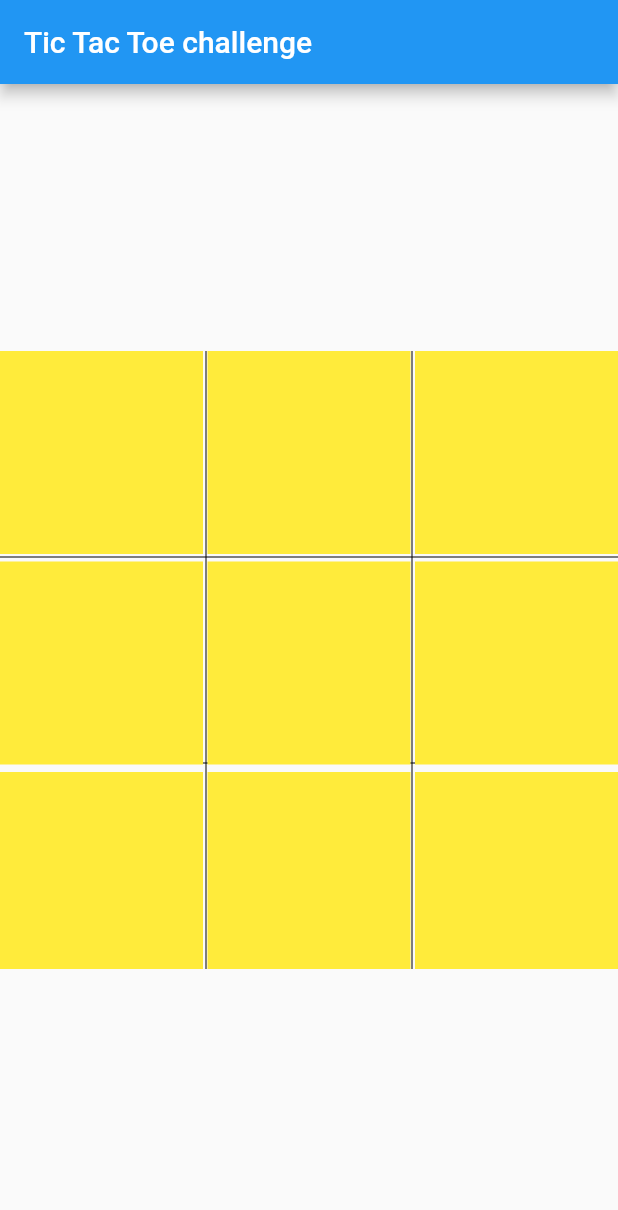
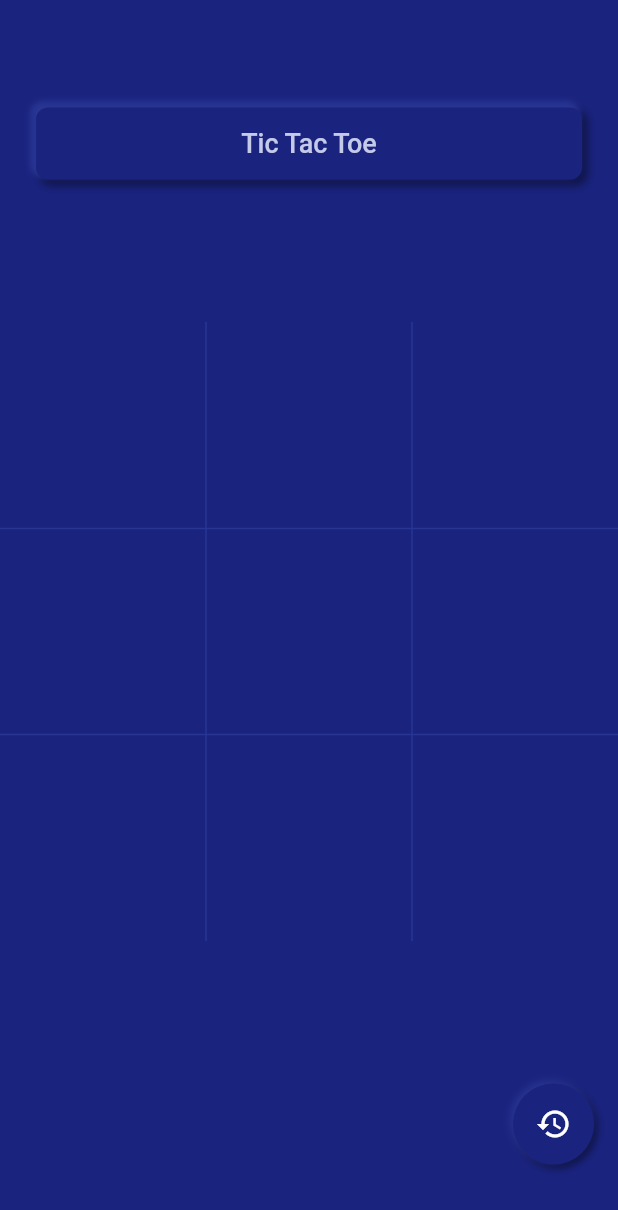
Before and after one commit to AndreHaueisen/tic_tac_toe_challenge, a Flutter app: the screen it shows after launch, on a phone screen of 412 x 824 dp. Shown: the top 1210 px of the screen. Run offline on Flutter 3.47's test engine with Material 2 defaults, Android fonts, the phone set to English and light mode, and no system bars; our stand-ins replace async_redux.

Commit message:
Implemented the neomorphic design Implemented victory logic

```diff
--- a/lib/actions/play_action.dart
+++ b/lib/actions/play_action.dart
@@ -17,7 +17,6 @@ class PlayAction extends ReduxAction<AppState> {
 
   @override
   AppState reduce() {
-    print('before update matrix: \n ${state.ticTacToeState.ticTacToeMatrix}');
 
     state.ticTacToeState.ticTacToeMatrix.setEntry(position.x.round(), position.y.round(), isCross ? -1 : 1);
 
@@ -31,7 +30,6 @@ class PlayAction extends ReduxAction<AppState> {
 
     final GameStage gameStage = _getGameState(toUpdateCrossCount, toUpdateNoughtCount, toUpdateMatrix);
 
-    print('toUpdateMatrix: \n ${toUpdateMatrix}');
     return state.copy(
       ticTacToeState: TicTacToeState(
         ticTacToeMatrix: toUpdateMatrix,
--- a/lib/main.dart
+++ b/lib/main.dart
@@ -1,7 +1,12 @@
 import 'package:async_redux/async_redux.dart';
 import 'package:flutter/material.dart';
 import 'package:tic_tac_toe_challenge/state/app_state.dart';
+import 'package:tic_tac_toe_challenge/state/tic_tac_toe_state.dart';
 import 'package:tic_tac_toe_challenge/widgets/board.dart';
+import 'package:tic_tac_toe_challenge/widgets/neu_app_bar.dart';
+import 'package:tic_tac_toe_challenge/widgets/neu_restart_button.dart';
+
+import 'models/tic_tac_toe_model.dart';
 
 void main() => runApp(MyApp());
 
@@ -15,9 +20,12 @@ class MyApp extends StatelessWidget {
     return StoreProvider(
       store: store,
       child: MaterialApp(
+        debugShowCheckedModeBanner: false,
         title: 'Flutter Demo',
         theme: ThemeData(
-          primarySwatch: Colors.blue,
+          accentColor: Colors.yellowAccent,
+          primaryColor: Colors.indigo[800],
+          canvasColor: Colors.indigo[900],
         ),
         home: MyHomePage(),
       ),
@@ -26,14 +34,56 @@ class MyApp extends StatelessWidget {
 }
 
 class MyHomePage extends StatelessWidget {
+
+  String victoryText = '';
+
   @override
   Widget build(BuildContext context) {
-    return Scaffold(
-      appBar: AppBar(
-        title: Text('Tic Tac Toe challenge'),
-      ),
-      body: Center(
-        child: Board(),
+    return Material(
+      child: Column(
+        crossAxisAlignment: CrossAxisAlignment.stretch,
+        mainAxisAlignment: MainAxisAlignment.spaceAround,
+        children: <Widget>[
+          Padding(
+            padding: const EdgeInsets.only(top: 24, left: 24, right: 24),
+            child: NeuAppBar(),
+          ),
+          Board(),
+          Row(
+            children: [
+              Expanded(
+                child: StoreConnector(
+                  model: TicTacToeModel(),
+                  builder: (_, TicTacToeModel model) {
+
+                    if (model.gameStage == GameStage.CROSSES_VICTORY) {
+                      victoryText = 'Crosses Victory!';
+                    } else if (model.gameStage == GameStage.NOUGHTS_VICTORY) {
+                      victoryText = 'Noughts Victory!';
+                    } else if (model.gameStage == GameStage.DRAW) {
+                      victoryText = 'Draw :(';
+                    }
+
+                    return AnimatedOpacity(
+                      opacity: model.gameStage != GameStage.PLAYING ? 1.0 : 0.0,
+                      duration: const Duration(milliseconds: 450),
+                      curve: Curves.easeInOutCirc,
+                      child: Text(
+                          victoryText,
+                          textAlign: TextAlign.center,
+                          style: TextStyle(color: Colors.white, fontSize: 16),
+                        ),
+                    );
+                  },
+                ),
+              ),
+              Padding(
+                padding: const EdgeInsets.only(right: 16.0),
+                child: NeuRestartButton(),
+              ),
+            ],
+          ),
+        ],
       ),
     );
   }
--- a/lib/models/tic_tac_toe_model.dart
+++ b/lib/models/tic_tac_toe_model.dart
@@ -21,13 +21,11 @@ class TicTacToeModel extends BaseModel<AppState> {
 
   @override
   BaseModel fromStore() {
-    var k = TicTacToeModel.build(
+    return TicTacToeModel.build(
       ticTacToeMatrix: state.ticTacToeState.ticTacToeMatrix,
       crossCount: state.ticTacToeState.crossCount,
       noughtsCount: state.ticTacToeState.noughtCount,
       gameStage: state.ticTacToeState.gameStage,
     );
-    print(' Model matrix \n ${k.ticTacToeMatrix}');
-    return k;
   }
 }
--- a/lib/state/tic_tac_toe_state.dart
+++ b/lib/state/tic_tac_toe_state.dart
@@ -1,7 +1,7 @@
 import 'package:vector_math/vector_math.dart';
 
 class TicTacToeState {
-  static final Matrix3 _emptyMatrix = Matrix3.columns(Vector3(0, 0, 0), Vector3(0, 0, 0), Vector3(0, 0, 0));
+  static final Matrix3 _emptyMatrix = Matrix3.zero();
 
   final Matrix3 ticTacToeMatrix;
   final int crossCount;
--- a/lib/widgets/board.dart
+++ b/lib/widgets/board.dart
@@ -2,7 +2,7 @@ import 'package:async_redux/async_redux.dart';
 import 'package:flutter/material.dart';
 import 'package:tic_tac_toe_challenge/models/tic_tac_toe_model.dart';
 import 'package:tic_tac_toe_challenge/widgets/board_piece.dart';
-import 'package:vector_math/vector_math.dart';
+import 'package:vector_math/vector_math.dart' as vMath;
 
 class Board extends StatelessWidget {
   @override
@@ -22,12 +22,11 @@ class Board extends StatelessWidget {
   }
 
   Widget _buildPlayableBoard(TicTacToeModel ticTacToeModel) {
-
     List<Widget> children = List.generate(9, (index) {
       final int row = (index / 3).floor();
       final int column = index % 3;
       return BoardPiece(
-        position: Vector2(row.toDouble(), column.toDouble()),
+        position: vMath.Vector2(row.toDouble(), column.toDouble()),
         state: ticTacToeModel.ticTacToeMatrix.entry(row, column).round(),
         crossCount: ticTacToeModel.crossCount,
         noughtCount: ticTacToeModel.noughtsCount,
@@ -35,7 +34,14 @@ class Board extends StatelessWidget {
       );
     });
 
-    return GridView.count(mainAxisSpacing: 5, crossAxisSpacing: 3, crossAxisCount: 3, children: children);
+    return GridView.count(
+      reverse: true,
+      physics: NeverScrollableScrollPhysics(),
+      mainAxisSpacing: 0,
+      crossAxisSpacing: 0,
+      crossAxisCount: 3,
+      children: children,
+    );
   }
 }
 
@@ -44,8 +50,10 @@ class BoardPainter extends CustomPainter {
 
   BoardPainter() {
     _boardPaint
-      ..color = Color(0xFF000000)
-      ..style = PaintingStyle.fill;
+      ..color = Colors.indigo[800]
+      ..style = PaintingStyle.fill
+      ..strokeWidth = 1.0
+      ..strokeCap = StrokeCap.round;
   }
 
   @override
--- a/lib/widgets/board_piece.dart
+++ b/lib/widgets/board_piece.dart
@@ -1,7 +1,10 @@
 import 'package:flutter/material.dart';
 import 'package:tic_tac_toe_challenge/actions/play_action.dart';
 import 'package:tic_tac_toe_challenge/state/tic_tac_toe_state.dart';
+import 'package:tic_tac_toe_challenge/widgets/neu_cross.dart';
+import 'package:tic_tac_toe_challenge/widgets/neu_nought.dart';
 import 'package:vector_math/vector_math.dart' as vMath;
+import 'dart:math' as math;
 
 import '../main.dart';
 
@@ -19,7 +22,10 @@ class BoardPiece extends StatelessWidget {
     @required this.noughtCount,
     @required this.gameStage,
   })  : assert(state != null, 'Board piece received null state'),
-        assert(position != null, 'Board piece received null position');
+        assert(position != null, 'Board piece received null position'),
+        assert(crossCount != null, 'Board piece received null crossCount'),
+        assert(noughtCount != null, 'Board piece received null noughtCount'),
+        assert(gameStage != null, 'Game Stage received null gameStage');
 
   void _play() {
     final bool isCross = crossCount == noughtCount;
@@ -34,16 +40,7 @@ class BoardPiece extends StatelessWidget {
 
   @override
   Widget build(BuildContext context) {
-    Color stateColor;
-    if (state == 0) {
-      stateColor = Colors.yellow;
-    } else if (state == 1) {
-      stateColor = Colors.green;
-    } else if (state == -1) {
-      stateColor = Colors.red;
-    }
-
-    assert(stateColor != null);
+    final double containerSideSize = MediaQuery.of(context).size.width / 3;
 
     return GestureDetector(
       onTap: (state == 0 && gameStage == GameStage.PLAYING)
@@ -52,8 +49,29 @@ class BoardPiece extends StatelessWidget {
             }
           : null,
       child: Container(
-        color: stateColor,
+        margin: const EdgeInsets.all(8),
+        width: containerSideSize,
+        height: containerSideSize,
+        child: _buildPiece(containerSideSize),
       ),
     );
   }
+
+  Widget _buildPiece(double containerSize) {
+    if (state == -1) {
+      return NeuCross(size: containerSize * 0.6);
+    } else if (state == 1) {
+      return NeuNought(size: containerSize * 0.6);
+    } else {
+      return _buildEmptyPlaceholder(containerSize * 0.6);
+    }
+  }
+
+  Widget _buildEmptyPlaceholder(double size) {
+    return Container(
+      height: size,
+      width: size,
+      color: Colors.transparent,
+    );
+  }
 }
--- /dev/null
+++ b/lib/widgets/neu_app_bar.dart
@@ -0,0 +1,28 @@
+import 'package:flutter/material.dart';
+
+class NeuAppBar extends StatelessWidget {
+  @override
+  Widget build(BuildContext context) {
+    return Container(
+      padding: const EdgeInsets.all(12),
+      height: 48,
+      alignment: Alignment.center,
+      decoration: BoxDecoration(
+        boxShadow: [
+          BoxShadow(color: Colors.black.withOpacity(0.4), offset: Offset(3, 3), blurRadius: 4, spreadRadius: 1),
+          BoxShadow(color: Colors.indigo[800], offset: Offset(-3, -3), blurRadius: 3, spreadRadius: 1)
+        ],
+        borderRadius: BorderRadius.circular(8),
+        color: Colors.indigo[900],
+      ),
+      child: Text(
+        'Tic Tac Toe',
+        style: TextStyle(
+          color: Colors.indigo[100],
+          fontSize: 18,
+          fontWeight: FontWeight.w500,
+        ),
+      ),
+    );
+  }
+}
--- /dev/null
+++ b/lib/widgets/neu_restart_button.dart
@@ -0,0 +1,30 @@
+import 'package:flutter/material.dart';
+import 'package:tic_tac_toe_challenge/actions/restart_action.dart';
+import 'package:tic_tac_toe_challenge/main.dart';
+
+class NeuRestartButton extends StatelessWidget {
+  @override
+  Widget build(BuildContext context) {
+    return GestureDetector(
+      onTap: () {
+        store.dispatch(RestartAction());
+      },
+      child: Container(
+        height: 54,
+        width: 54,
+        decoration: BoxDecoration(
+          shape: BoxShape.circle,
+          boxShadow: [
+            BoxShadow(color: Colors.black54, offset: Offset(2, 2), blurRadius: 4),
+            BoxShadow(color: Colors.indigo[800], offset: Offset(-2, -2), blurRadius: 4)
+          ],
+          color: Colors.indigo[900],
+        ),
+        child: Icon(
+          Icons.restore,
+          color: Colors.white,
+        ),
+      ),
+    );
+  }
+}
```
Also changed, not shown: lib/actions/restart_action.dart (added, +23 -0 lines), lib/widgets/neu_cross.dart (added, +67 -0 lines), lib/widgets/neu_nought.dart (added, +33 -0 lines).
